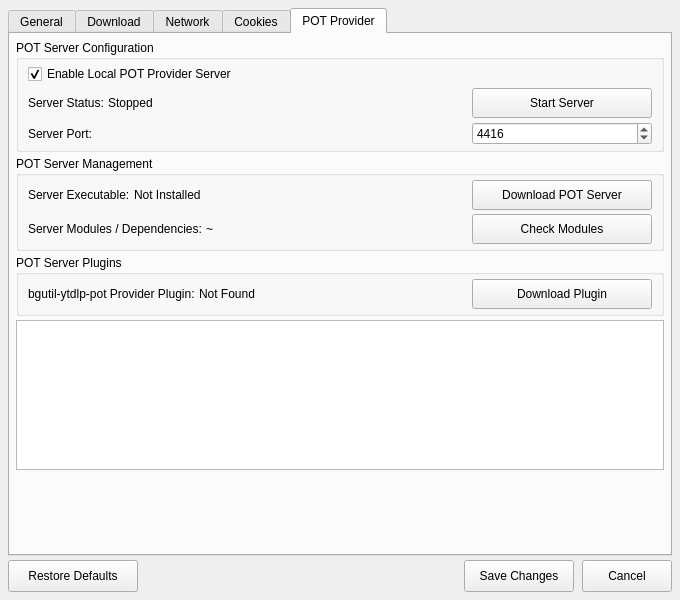
The window that ui/settings_dialog.ui (YawStar/U-Tube-Downloader) describes before a commit, drawn with Qt 5.
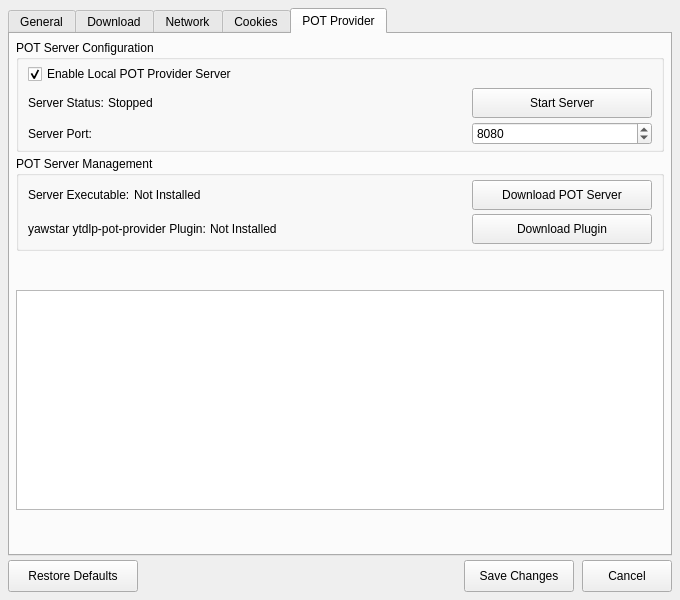
The same window after the commit. The open tabs and pages were chosen to show the change.

Diff of the .ui file:
```diff
--- a/ui/settings_dialog.ui
+++ b/ui/settings_dialog.ui
@@ -1511,7 +1511,7 @@
                <number>65535</number>
               </property>
               <property name="value">
-               <number>4416</number>
+               <number>8080</number>
               </property>
              </widget>
             </item>
@@ -1588,89 +1588,21 @@
           <item>
            <layout class="QHBoxLayout" name="pluginRow2">
             <item>
-             <widget class="QLabel" name="lbl_pot_modules_title">
-              <property name="text">
-               <string>Server Modules / Dependencies:</string>
-              </property>
-             </widget>
-            </item>
-            <item>
-             <widget class="QLabel" name="lbl_pot_modules_val">
-              <property name="text">
-               <string>~</string>
-              </property>
-             </widget>
-            </item>
-            <item>
-             <spacer name="pluginSpacer2">
-              <property name="orientation">
-               <enum>Qt::Orientation::Horizontal</enum>
-              </property>
-              <property name="sizeHint" stdset="0">
-               <size>
-                <width>0</width>
-                <height>0</height>
-               </size>
-              </property>
-             </spacer>
-            </item>
-            <item>
-             <widget class="QPushButton" name="btn_download_modules">
-              <property name="minimumSize">
-               <size>
-                <width>180</width>
-                <height>30</height>
-               </size>
-              </property>
-              <property name="maximumSize">
-               <size>
-                <width>180</width>
-                <height>16777215</height>
-               </size>
-              </property>
-              <property name="text">
-               <string>Check Modules</string>
-              </property>
-             </widget>
-            </item>
-           </layout>
-          </item>
-         </layout>
-        </widget>
-       </item>
-       <item>
-        <widget class="QGroupBox" name="groupPotPlugins">
-         <property name="title">
-          <string>POT Server Plugins</string>
-         </property>
-         <layout class="QVBoxLayout" name="potPluginsVLayout">
-          <property name="spacing">
-           <number>4</number>
-          </property>
-          <property name="topMargin">
-           <number>4</number>
-          </property>
-          <property name="bottomMargin">
-           <number>4</number>
-          </property>
-          <item>
-           <layout class="QHBoxLayout" name="pluginRow1">
-            <item>
              <widget class="QLabel" name="lbl_bgutil_plugin_title">
               <property name="text">
-               <string>bgutil-ytdlp-pot Provider Plugin:</string>
+               <string>yawstar ytdlp-pot-provider Plugin:</string>
               </property>
              </widget>
             </item>
             <item>
              <widget class="QLabel" name="lbl_bgutil_plugin_val">
               <property name="text">
-               <string>Not Found</string>
+               <string>Not Installed</string>
               </property>
              </widget>
             </item>
             <item>
-             <spacer name="pluginSpacer1">
+             <spacer name="pluginSpacer2">
               <property name="orientation">
                <enum>Qt::Orientation::Horizontal</enum>
               </property>
@@ -1711,7 +1643,7 @@
          <property name="minimumSize">
           <size>
            <width>0</width>
-           <height>150</height>
+           <height>220</height>
           </size>
          </property>
          <property name="maximumSize">
```
Left out of the diff: 2 changed lines with no effect on the pictures.
